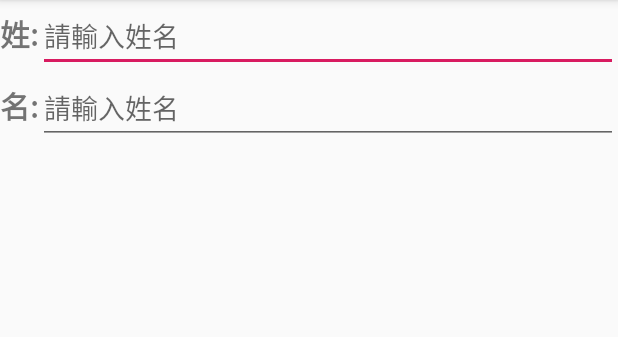
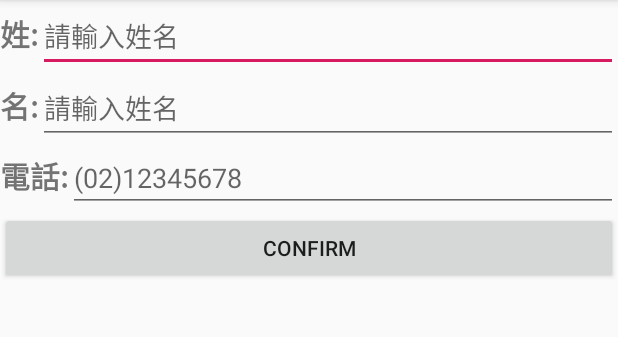
Before and after one commit to DerrickPikachu/LinearLayoutPractice, an Android app: the screen it shows after launch (MainActivity), on a phone screen of 412 x 824 dp, the part 84-421 px from its top. Run offline under Robolectric (Android 15) with nearby library versions, the phone set to English and light mode, and no system bars.

Commit message:
complete user information input and the information output

```diff
--- a/app/src/main/java/com/example/linearlayoutpractice/MainActivity.java
+++ b/app/src/main/java/com/example/linearlayoutpractice/MainActivity.java
@@ -3,6 +3,11 @@ package com.example.linearlayoutpractice;
 import androidx.appcompat.app.AppCompatActivity;
 
 import android.os.Bundle;
+import android.view.View;
+import android.widget.EditText;
+import android.widget.TextView;
+
+import org.w3c.dom.Text;
 
 public class MainActivity extends AppCompatActivity {
 
@@ -11,4 +16,23 @@ public class MainActivity extends AppCompatActivity {
         super.onCreate(savedInstanceState);
         setContentView(R.layout.activity_main);
     }
+
+    public void printInformation(View v) {
+        EditText fName = findViewById(R.id.firstName);
+        EditText lName = findViewById(R.id.lastName);
+        EditText phoneNum = findViewById(R.id.phone);
+        TextView output = findViewById(R.id.outputText);
+
+        String _fName = fName.getText().toString();
+        String _lName = lName.getText().toString();
+        String _phone = phoneNum.getText().toString();
+
+        if (_fName.length() == 0 || _lName.length() == 0 || _phone.length() == 0) {
+            output.setText("Please input your information");
+        }
+        else {
+            String summary = _fName + " " + _lName + " your phone number is " + _phone;
+            output.setText(summary);
+        }
+    }
 }
--- a/app/src/main/res/layout/activity_main.xml
+++ b/app/src/main/res/layout/activity_main.xml
@@ -21,7 +21,7 @@
             android:textStyle="bold" />
 
         <EditText
-            android:id="@+id/editText"
+            android:id="@+id/firstName"
             android:layout_width="wrap_content"
             android:layout_height="wrap_content"
             android:layout_weight="1"
@@ -46,7 +46,7 @@
             android:textStyle="bold" />
 
         <EditText
-            android:id="@+id/editText2"
+            android:id="@+id/lastName"
             android:layout_width="wrap_content"
             android:layout_height="wrap_content"
             android:layout_weight="1"
@@ -54,4 +54,42 @@
             android:hint="@string/first_name_input"
             android:inputType="textPersonName" />
     </LinearLayout>
+
+    <LinearLayout
+        android:layout_width="match_parent"
+        android:layout_height="wrap_content"
+        android:orientation="horizontal">
+
+        <TextView
+            android:id="@+id/textView3"
+            android:layout_width="wrap_content"
+            android:layout_height="wrap_content"
+            android:text="@string/Phone"
+            android:textSize="20sp"
+            android:textStyle="bold" />
+
+        <EditText
+            android:id="@+id/phone"
+            android:layout_width="wrap_content"
+            android:layout_height="wrap_content"
+            android:layout_weight="1"
+            android:ems="10"
+            android:hint="@string/phone_input"
+            android:inputType="phone"
+            android:singleLine="true" />
+
+    </LinearLayout>
+
+    <Button
+        android:id="@+id/button"
+        android:layout_width="match_parent"
+        android:layout_height="wrap_content"
+        android:onClick="printInformation"
+        android:text="@string/confirm" />
+
+    <TextView
+        android:id="@+id/outputText"
+        android:layout_width="match_parent"
+        android:layout_height="48dp"
+        android:textSize="18sp" />
 </LinearLayout>
--- a/app/src/main/res/values/strings.xml
+++ b/app/src/main/res/values/strings.xml
@@ -3,4 +3,7 @@
     <string name="first_name">姓:</string>
     <string name="first_name_input">請輸入姓名</string>
     <string name="last_name">名:</string>
+    <string name="Phone">電話:</string>
+    <string name="phone_input">(02)12345678</string>
+    <string name="confirm">confirm</string>
 </resources>
```
